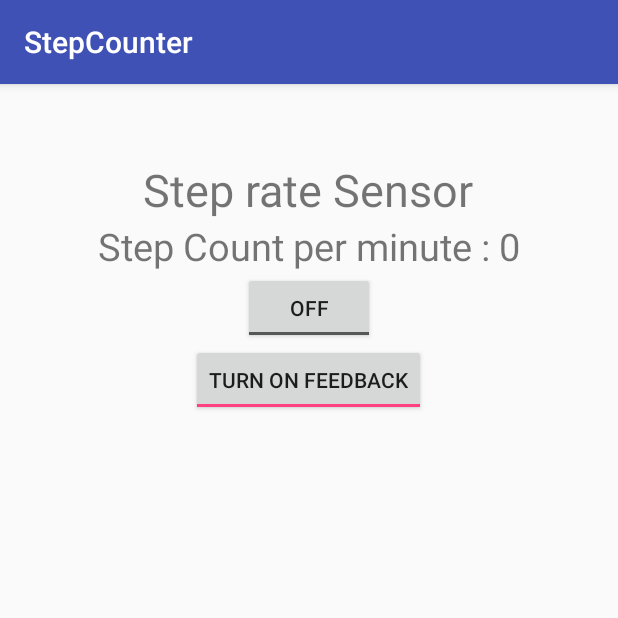
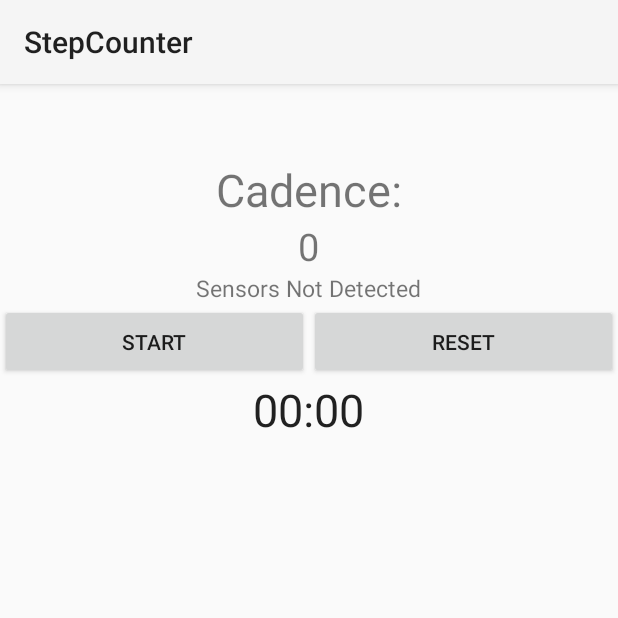
Before and after one commit to crazyboy9103/2021_2_MCA_team7, an Android app: the screen it shows after launch (MainActivity), on a phone screen of 412 x 824 dp, the top half of it. Run offline under Robolectric (Android 15) with nearby library versions, the phone set to English and light mode, and no system bars.

Commit message:
jh merge

```diff
--- a/app/src/main/java/com/mobilecompute/test/stepcounter/MainActivity.java
+++ b/app/src/main/java/com/mobilecompute/test/stepcounter/MainActivity.java
@@ -1,100 +1,60 @@
 package com.mobilecompute.test.stepcounter;
 
-import android.content.Context;
-import android.hardware.Sensor;
-import android.hardware.SensorManager;
+import androidx.annotation.Nullable;
 import androidx.appcompat.app.AppCompatActivity;
+import androidx.core.app.ActivityCompat;
+
+import android.Manifest;
+import android.content.pm.PackageManager;
 import android.os.Bundle;
-import android.os.Vibrator;
-import android.view.View;
-import android.widget.TextView;
-import android.widget.Toast;
-import android.widget.ToggleButton;
 
-public class MainActivity extends AppCompatActivity  {
+import com.mobilecompute.test.stepcounter.R;
 
-    private SensorManager sensorManager;
-    private Sensor stepCountSensor;
-    TextView tvStepCount;
-
-    ToggleButton vibFeedbackOnOffButton;
-
+public class MainActivity extends AppCompatActivity {
+    private static final int ACTIVITY_RECOGNITION_REQUEST_CODE = 34;
     StepCounterListener listener;
-    Vibrator vibrator;
-    VibrationFeedback vibrationFeedback;
-    Thread feedbackThread;
+    Stopwatch stopwatch;
+    VibrationFeedback vibrator;
 
     @Override
-    protected void onCreate(Bundle savedInstanceState) {
+    protected void onCreate(@Nullable Bundle savedInstanceState) {
         super.onCreate(savedInstanceState);
         setContentView(R.layout.activity_main);
 
         initViews();
-        initSensor();
+        initSensors();
+
     }
-    private void initViews() {
-        tvStepCount = (TextView)findViewById(R.id.tvStepRate);
 
-        vibFeedbackOnOffButton = findViewById(R.id.vibFeedOnOffButton);
-        vibFeedbackOnOffButton.setOnClickListener(new View.OnClickListener() {
-            @Override
-            public void onClick(View v) {
-                if (vibFeedbackOnOffButton.isChecked()){
-                    feedbackThread.interrupt();
-                    feedbackThread = null;
-                } else{
-                    feedbackThread = new Thread(new Runnable() {
-                        @Override
-                        public void run() {
-                            while (!Thread.currentThread().isInterrupted()){
-                                vibrationFeedback.feedback(listener.rate);
-                                try{
-                                    Thread.sleep(2000);
-                                } catch (InterruptedException e){
-                                    e.printStackTrace();
-                                    Thread.currentThread().interrupt();
-                                    vibrationFeedback.cancel();
-                                }
-                            }
-                        }
-                    });
-                    feedbackThread.start();
-                }
-            }
-        });
+    private void initViews() {}
+
+    private void initSensors(){
+        listener = new StepCounterListener(this);
+        vibrator = new VibrationFeedback(this);
+        stopwatch = new Stopwatch(this, listener, vibrator);
     }
-    private void initSensor() {
-        sensorManager = (SensorManager)getSystemService(Context.SENSOR_SERVICE);
-        stepCountSensor = sensorManager.getDefaultSensor(Sensor.TYPE_STEP_COUNTER);
-        if(stepCountSensor == null) {
-            Toast.makeText(this, "No Step Detect Sensor", Toast.LENGTH_SHORT).show();
+
+
+    @Override
+    protected void onStart() {
+        super.onStart();
+        if (!checkPermissions()) {
+            requestPermissions();
         }
 
-        listener = new StepCounterListener(this);
-        vibrator = (Vibrator) getSystemService(Context.VIBRATOR_SERVICE);
-        vibrationFeedback = new VibrationFeedback(vibrator);
     }
 
-    @Override
-    protected void onResume() {
-        super.onResume();
-        sensorManager.registerListener(listener,
-                stepCountSensor,
-                SensorManager.SENSOR_DELAY_NORMAL);
+    private boolean checkPermissions() {
+        int permissionState = ActivityCompat.checkSelfPermission(this,
+                Manifest.permission.ACTIVITY_RECOGNITION);
+        return permissionState == PackageManager.PERMISSION_GRANTED;
     }
 
-    @Override
-    protected void onPause() {
-        super.onPause();
-        sensorManager.unregisterListener(listener);
+    private void requestPermissions() {
+        ActivityCompat.requestPermissions(MainActivity.this,
+                new String[]{Manifest.permission.ACTIVITY_RECOGNITION, Manifest.permission.VIBRATE},
+                ACTIVITY_RECOGNITION_REQUEST_CODE);
     }
 
-    public void onToggleClicked(View v){
-        if(!((ToggleButton) v).isChecked()) {
-            listener = new StepCounterListener(this);
-        } else {
-            sensorManager.unregisterListener(listener);
-        }
-    }
 
 }
--- a/app/src/main/java/com/mobilecompute/test/stepcounter/StepCounterListener.java
+++ b/app/src/main/java/com/mobilecompute/test/stepcounter/StepCounterListener.java
@@ -1,57 +1,53 @@
 package com.mobilecompute.test.stepcounter;
+
+import static android.content.Context.SENSOR_SERVICE;
 
 import android.content.Context;
 import android.hardware.Sensor;
 import android.hardware.SensorEvent;
 import android.hardware.SensorEventListener;
-import android.os.Build;
-import android.os.VibrationEffect;
-import android.os.Vibrator;
-import androidx.annotation.RequiresApi;
+import android.hardware.SensorManager;
 import androidx.appcompat.app.AppCompatActivity;
+
+import android.util.Log;
 import android.widget.TextView;
 import android.widget.Toast;
 
 public class StepCounterListener implements SensorEventListener {
-    final static String TAG = StepCounterListener.class.getName();
     Context context;
-    TextView tvStepRate;
-    int init_count = 0;
-    long init_time = 0;
-    long elapsed = 0;
-    float rate = 0;
-    Vibrator vibrator;
-    boolean init_checked = false;
+    TextView tvStepRate, textDetectorExists;
+    public int step_count = 0;
+    private long init_time = 0;
+    private long elps = 0;
+    private int cadence;
+
+    private SensorManager sensorManager;
+    private Sensor mStepDetector;
+
     public StepCounterListener(Context context){
         this.context=context;
-        vibrator = (Vibrator) context.getSystemService(Context.VIBRATOR_SERVICE);
         tvStepRate = (TextView) ((AppCompatActivity)context).findViewById(R.id.tvStepRate);
+        textDetectorExists = (TextView) ((AppCompatActivity)context).findViewById(R.id.tvDetectorExists);
+
+        initSensors();
     }
 
-    @RequiresApi(api = Build.VERSION_CODES.O)
+    private void initSensors(){
+        sensorManager = (SensorManager) context.getSystemService(SENSOR_SERVICE);
+        if (sensorManager.getDefaultSensor(Sensor.TYPE_STEP_DETECTOR) != null) {
+            mStepDetector = sensorManager.getDefaultSensor(Sensor.TYPE_STEP_DETECTOR);
+            textDetectorExists.setText("Sensor Detected");
+        } else {
+            Toast.makeText(context, "No step detector", Toast.LENGTH_SHORT).show();
+        }
+
+    }
+
+
     @Override
     public void onSensorChanged(SensorEvent sensorEvent) {
-        if(sensorEvent.sensor.getType() == Sensor.TYPE_STEP_COUNTER) {
-            if (!init_checked) {
-                if((int)sensorEvent.values[0] != 0){
-                    init_count =(int)sensorEvent.values[0];
-                }
-                init_time = System.currentTimeMillis();
-                init_checked = true;
-            }
-
-            elapsed = (System.currentTimeMillis()-init_time);
-
-            rate = ((sensorEvent.values[0] - init_count)/elapsed) * 1000 * 60;
-
-
-//            if(rate > 120) {
-//                vibrator.vibrate(VibrationEffect.createOneShot(500,
-//                        VibrationEffect.DEFAULT_AMPLITUDE));
-//
-//                showToast(String.format("Slow down, %s steps per minute", rate));
-//            }
-            tvStepRate.setText(rate+"");
+        if(sensorEvent.sensor.getType() == Sensor.TYPE_STEP_DETECTOR) {
+            step_count++;
         }
     }
 
@@ -60,8 +56,12 @@ public class StepCounterListener implements SensorEventListener {
 
     }
 
-    public void showToast(String text){
-        Toast.makeText(context, text, Toast.LENGTH_SHORT).show();
+    public void pauseSensor() {
+        sensorManager.unregisterListener(this);
+    }
 
+    public void startSensor() {
+        sensorManager.registerListener(this, mStepDetector, SensorManager.SENSOR_DELAY_NORMAL);
+        init_time = System.currentTimeMillis();
     }
 }
--- /dev/null
+++ b/app/src/main/java/com/mobilecompute/test/stepcounter/Stopwatch.java
@@ -0,0 +1,109 @@
+package com.mobilecompute.test.stepcounter;
+
+import android.content.Context;
+import android.os.Handler;
+import android.os.SystemClock;
+import android.view.View;
+import android.widget.Button;
+import android.widget.Chronometer;
+import android.widget.TextView;
+
+import androidx.appcompat.app.AppCompatActivity;
+
+
+public class Stopwatch {
+    Context context;
+    StepCounterListener listener;
+    VibrationFeedback vibrator;
+    Chronometer chronometer;
+    boolean running = false;
+    private long pauseOffset;
+    Button startButton, resetButton;
+    private Handler mHandler;
+    Runnable feedbackLoop;
+    TextView tvStepRate;
+
+    private int mInterval = 1000;
+    private int cadence;
+
+    public Stopwatch(Context context, StepCounterListener listener, VibrationFeedback vibrator) {
+        this.context = context;
+        this.listener = listener;
+        this.vibrator = vibrator;
+
+        startButton = (Button) ((AppCompatActivity)context).findViewById(R.id.start_pause_button);
+        resetButton = (Button) ((AppCompatActivity)context).findViewById(R.id.resetButton);
+        chronometer = (Chronometer) ((AppCompatActivity)context).findViewById(R.id.chronometer);
+        tvStepRate = (TextView) ((AppCompatActivity)context).findViewById(R.id.tvStepRate);
+
+        startButton.setOnClickListener(new View.OnClickListener() {
+            public void onClick(View v) {
+                onToggleClicked(v);
+            }
+        });
+
+        resetButton.setOnClickListener(new View.OnClickListener() {
+            public void onClick(View v) {
+                resetTimer(v);
+            }
+        });
+
+        mHandler = new Handler();
+
+        feedbackLoop = new Runnable() {
+            @Override
+            public void run() {
+                try {
+                    updateStatus();
+                } finally {
+                    mHandler.postDelayed(feedbackLoop, mInterval);
+                }
+            }
+        };
+    }
+
+    protected  void updateStatus() {
+        long elps = SystemClock.elapsedRealtime() - chronometer.getBase();
+        cadence = (int) (listener.step_count * 60 * 1000 / elps);
+        tvStepRate.setText(cadence+ "");
+        vibrator.feedback(cadence);
+    }
+
+    public void startTimer(View v) {
+        if (!running) {
+            chronometer.setBase(SystemClock.elapsedRealtime() - pauseOffset);
+            listener.startSensor();
+            chronometer.start();
+            running = true;
+            feedbackLoop.run();
+        }
+    }
+
+    public void pauseTimer(View v) {
+        if (running) {
+            chronometer.stop();
+            pauseOffset = SystemClock.elapsedRealtime() - chronometer.getBase();
+            running = false;
+            listener.pauseSensor();
+            mHandler.removeCallbacks(feedbackLoop);
+        }
+    }
+
+    public void resetTimer(View v) {
+        chronometer.setBase(SystemClock.elapsedRealtime());
+        pauseOffset = 0;
+        listener.step_count = 0;
+        tvStepRate.setText(0+"");
+    }
+
+    public void onToggleClicked(View view) {
+        if (!running) {
+            startTimer(view);
+            startButton.setText("Pause");
+        }
+        else {
+            pauseTimer(view);
+            startButton.setText("Start");
+        }
+    }
+}
--- a/app/src/main/java/com/mobilecompute/test/stepcounter/VibrationFeedback.java
+++ b/app/src/main/java/com/mobilecompute/test/stepcounter/VibrationFeedback.java
@@ -1,41 +1,41 @@
 package com.mobilecompute.test.stepcounter;
 
-import android.os.Build;
+import static android.content.Context.VIBRATOR_SERVICE;
+
+import android.content.Context;
 import android.os.VibrationEffect;
 import android.os.Vibrator;
 
 public class VibrationFeedback {
+    Context context;
     Vibrator vibrator;
 
-    // vibration patterns
-    final long[] tooFastVibPattern = new long[]{125, 250, 125, 250, 125, 250, 125, 250};
-    final long[] tooSlowVibPattern = new long[]{500, 1000};
+    final long[] goFasterPattern = new long[] {125, 250, 125, 250, 125, 250, 125, 250};
+    final long[] goSlowerPattern = new long[] {500,1000};
     final int repeat = -1;
 
-    // cadence norm for giving feedback
-    final static double OPTIMAL_CADENCE = 120.0;
-    final static double CADENCE_MARGIN = 30.0;
-    final static double TOO_FAST_CADENCE = OPTIMAL_CADENCE + CADENCE_MARGIN;
-    final static double TOO_SLOW_CADENCE = OPTIMAL_CADENCE - CADENCE_MARGIN;
+    final static int OPTIMAL_CADENCE = 120;
+    final static int CADENCE_MARGIN = 30;
+    final static int TOO_FAST_CADENCE = OPTIMAL_CADENCE + CADENCE_MARGIN;
+    final static int TOO_SLOW_CADENCE = OPTIMAL_CADENCE - CADENCE_MARGIN;
 
-    public VibrationFeedback(Vibrator vibrator){
-        this.vibrator = vibrator;
+    public VibrationFeedback(Context context){
+        this.context = context;
+        vibrator = (Vibrator) context.getSystemService(VIBRATOR_SERVICE);
+
     }
 
-    public void feedback(double cadence) {
+    public void feedback(int cadence) {
         if (cadence >= TOO_FAST_CADENCE) {
-            vibrate(tooFastVibPattern);
+            vibrate(goSlowerPattern);
         } else if (cadence <= TOO_SLOW_CADENCE) {
-            vibrate(tooSlowVibPattern);
+            vibrate(goFasterPattern);
         }
     }
 
     public void vibrate(long[] pattern){
-        if (Build.VERSION.SDK_INT >= Build.VERSION_CODES.O){
-            vibrator.vibrate(VibrationEffect.createWaveform(pattern, repeat));
-        } else{
-            vibrator.vibrate(pattern, repeat);
-        }
+        vibrator.vibrate(VibrationEffect.createWaveform(pattern, repeat));
+
     }
 
     public void cancel(){
--- a/app/src/main/res/layout/activity_main.xml
+++ b/app/src/main/res/layout/activity_main.xml
@@ -4,7 +4,7 @@
     xmlns:tools="http://schemas.android.com/tools"
     android:layout_width="match_parent"
     android:layout_height="match_parent"
-    tools:context=".MainActivity"
+    tools:context="com.mobilecompute.pacemaker.MainActivity"
     android:orientation="vertical"
     android:gravity="center_horizontal">
 
@@ -13,27 +13,54 @@
         android:layout_width="wrap_content"
         android:layout_height="wrap_content"
         android:layout_marginTop="50dp"
-        android:text="Step rate Sensor"
-        android:textSize="30dp" />
+        android:text="Cadence:"
+        android:textSize="30sp" />
 
     <TextView
         android:id="@+id/tvStepRate"
         android:layout_width="wrap_content"
         android:layout_height="wrap_content"
-        android:text="Step Count per minute : 0"
-        android:textSize="25dp" />
+        android:text="0"
+        android:textSize="25sp" />
 
-    <ToggleButton
-        android:onClick="onToggleClicked"
+    <TextView
+        android:id="@+id/tvDetectorExists"
         android:layout_width="wrap_content"
-        android:layout_height="wrap_content" />
+        android:layout_height="wrap_content"
+        android:text="Sensors Not Detected"
+        android:textSize="15sp"/>
 
-    <ToggleButton
-        android:id="@+id/vibFeedOnOffButton"
-        android:textOn="Turn On Feedback"
-        android:textOff="Turn Off Feedback"
-        android:checked="true"
+    <LinearLayout
+        android:layout_width="match_parent"
+        android:layout_height="50dp"
+        android:orientation="horizontal">
+
+        <Button
+            android:id="@+id/start_pause_button"
+            android:layout_width="wrap_content"
+            android:layout_height="match_parent"
+            android:paddingStart="5dp"
+            android:paddingEnd="5dp"
+            android:layout_weight="1"
+            android:text="Start"
+            />
+
+        <Button
+            android:id="@+id/resetButton"
+            android:layout_width="wrap_content"
+            android:layout_height="match_parent"
+            android:paddingStart="5dp"
+            android:paddingEnd="5dp"
+            android:layout_weight="1"
+            android:text="Reset" />
+    </LinearLayout>
+
+    <Chronometer
+        android:id="@+id/chronometer"
         android:layout_width="wrap_content"
-        android:layout_height="wrap_content" />
+        android:layout_height="wrap_content"
+        android:textSize="30sp"/>
+
+
 
 </LinearLayout>
```
Also changed, not shown: app/src/main/AndroidManifest.xml (+8 -4 lines).
